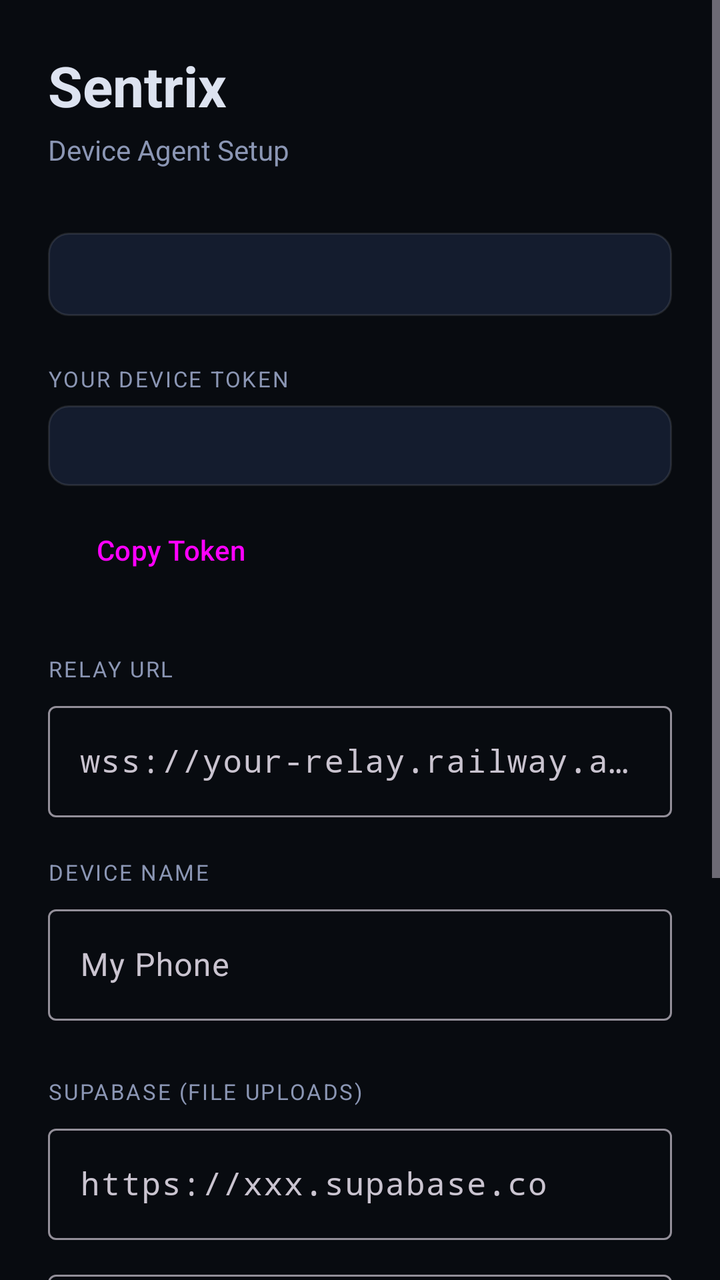
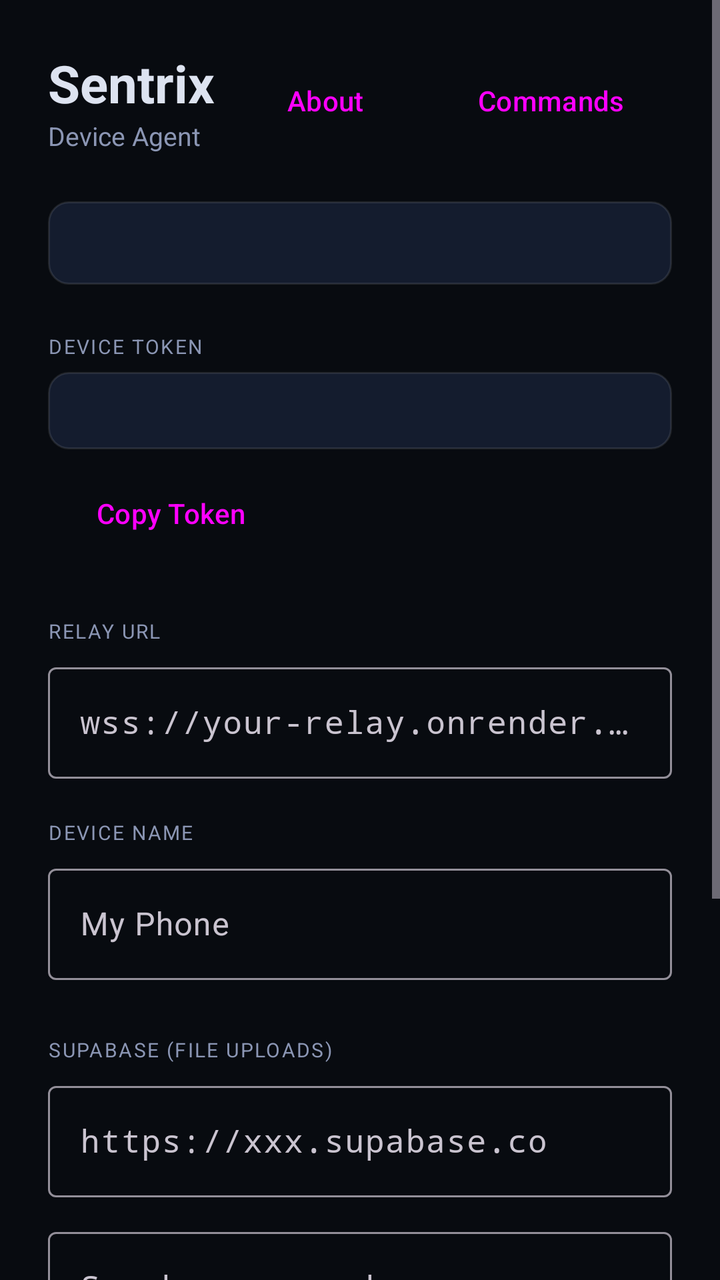

Screens rendered from an Android XML layout before and after an edit, with the pre-edit source and the edit as a unified diff.
<!-- AndroidManifest.xml: application theme Theme.Sentrix -->
<!-- res/layout/activity_setup.xml -->
<?xml version="1.0" encoding="utf-8"?>
<ScrollView xmlns:android="http://schemas.android.com/apk/res/android"
    xmlns:app="http://schemas.android.com/apk/res-auto"
    android:layout_width="match_parent"
    android:layout_height="match_parent"
    android:background="@color/bg"
    android:fillViewport="true">

    <LinearLayout
        android:layout_width="match_parent"
        android:layout_height="wrap_content"
        android:orientation="vertical"
        android:padding="24dp">

        
        <TextView
            android:layout_width="wrap_content"
            android:layout_height="wrap_content"
            android:text="Sentrix"
            android:textSize="28sp"
            android:textColor="@color/text_primary"
            android:textStyle="bold"
            android:layout_marginBottom="4dp"/>

        <TextView
            android:layout_width="wrap_content"
            android:layout_height="wrap_content"
            android:text="Device Agent Setup"
            android:textSize="14sp"
            android:textColor="@color/text_secondary"
            android:layout_marginBottom="32dp"/>

        
        <TextView
            android:id="@+id/textRootStatus"
            android:layout_width="match_parent"
            android:layout_height="wrap_content"
            android:textSize="13sp"
            android:padding="12dp"
            android:background="@drawable/bg_card"
            android:layout_marginBottom="24dp"/>

        
        <TextView
            android:layout_width="wrap_content"
            android:layout_height="wrap_content"
            android:text="YOUR DEVICE TOKEN"
            android:textSize="11sp"
            android:textColor="@color/text_secondary"
            android:letterSpacing="0.08"
            android:layout_marginBottom="6dp"/>

        <TextView
            android:id="@+id/textToken"
            android:layout_width="match_parent"
            android:layout_height="wrap_content"
            android:textSize="12sp"
            android:textColor="@color/text_primary"
            android:fontFamily="monospace"
            android:padding="12dp"
            android:background="@drawable/bg_card"
            android:layout_marginBottom="8dp"/>

        <Button
            android:id="@+id/btnCopyToken"
            style="@style/Widget.Material3.Button.OutlinedButton"
            android:layout_width="wrap_content"
            android:layout_height="wrap_content"
            android:text="Copy Token"
            android:layout_marginBottom="28dp"/>

        
        <TextView
            android:layout_width="wrap_content"
            android:layout_height="wrap_content"
            android:text="RELAY URL"
            android:textSize="11sp"
            android:textColor="@color/text_secondary"
            android:letterSpacing="0.08"
            android:layout_marginBottom="6dp"/>

        <com.google.android.material.textfield.TextInputLayout
            android:layout_width="match_parent"
            android:layout_height="wrap_content"
            android:hint="wss://your-relay.railway.app"
            style="@style/Widget.Material3.TextInputLayout.OutlinedBox"
            android:layout_marginBottom="20dp">
            <com.google.android.material.textfield.TextInputEditText
                android:id="@+id/inputRelayUrl"
                android:layout_width="match_parent"
                android:layout_height="wrap_content"
                android:inputType="textUri"
                android:fontFamily="monospace"/>
        </com.google.android.material.textfield.TextInputLayout>

        
        <TextView
            android:layout_width="wrap_content"
            android:layout_height="wrap_content"
            android:text="DEVICE NAME"
            android:textSize="11sp"
            android:textColor="@color/text_secondary"
            android:letterSpacing="0.08"
            android:layout_marginBottom="6dp"/>

        <com.google.android.material.textfield.TextInputLayout
            android:layout_width="match_parent"
            android:layout_height="wrap_content"
            android:hint="My Phone"
            style="@style/Widget.Material3.TextInputLayout.OutlinedBox"
            android:layout_marginBottom="28dp">
            <com.google.android.material.textfield.TextInputEditText
                android:id="@+id/inputDeviceName"
                android:layout_width="match_parent"
                android:layout_height="wrap_content"
                android:inputType="text"/>
        </com.google.android.material.textfield.TextInputLayout>

        
        <TextView
            android:layout_width="wrap_content"
            android:layout_height="wrap_content"
            android:text="SUPABASE (FILE UPLOADS)"
            android:textSize="11sp"
            android:textColor="@color/text_secondary"
            android:letterSpacing="0.08"
            android:layout_marginBottom="6dp"/>

        <com.google.android.material.textfield.TextInputLayout
            android:layout_width="match_parent"
            android:layout_height="wrap_content"
            android:hint="https://xxx.supabase.co"
            style="@style/Widget.Material3.TextInputLayout.OutlinedBox"
            android:layout_marginBottom="12dp">
            <com.google.android.material.textfield.TextInputEditText
                android:id="@+id/inputSupabaseUrl"
                android:layout_width="match_parent"
                android:layout_height="wrap_content"
                android:inputType="textUri"
                android:fontFamily="monospace"/>
        </com.google.android.material.textfield.TextInputLayout>

        <com.google.android.material.textfield.TextInputLayout
            android:layout_width="match_parent"
            android:layout_height="wrap_content"
            android:hint="Supabase anon key"
            style="@style/Widget.Material3.TextInputLayout.OutlinedBox"
            android:layout_marginBottom="28dp">
            <com.google.android.material.textfield.TextInputEditText
                android:id="@+id/inputSupabaseKey"
                android:layout_width="match_parent"
                android:layout_height="wrap_content"
                android:inputType="textPassword"
                android:fontFamily="monospace"/>
        </com.google.android.material.textfield.TextInputLayout>

        
        <Button
            android:id="@+id/btnSave"
            android:layout_width="match_parent"
            android:layout_height="56dp"
            android:text="Save &amp; Start Agent"
            android:textSize="15sp"
            android:layout_marginBottom="20dp"/>

        
        <LinearLayout
            android:layout_width="match_parent"
            android:layout_height="wrap_content"
            android:orientation="horizontal"
            android:gravity="center_vertical"
            android:padding="16dp"
            android:background="@drawable/bg_card">

            <LinearLayout
                android:layout_width="0dp"
                android:layout_height="wrap_content"
                android:layout_weight="1"
                android:orientation="vertical">

                <TextView
                    android:layout_width="wrap_content"
                    android:layout_height="wrap_content"
                    android:text="Agent Enabled"
                    android:textColor="@color/text_primary"
                    android:textSize="15sp"/>

                <TextView
                    android:id="@+id/textStatus"
                    android:layout_width="wrap_content"
                    android:layout_height="wrap_content"
                    android:text="Agent: Stopped"
                    android:textSize="12sp"
                    android:textColor="@color/text_secondary"/>
            </LinearLayout>

            <com.google.android.material.switchmaterial.SwitchMaterial
                android:id="@+id/switchAgent"
                android:layout_width="wrap_content"
                android:layout_height="wrap_content"/>
        </LinearLayout>

        <View android:layout_height="32dp" android:layout_width="match_parent"/>

    </LinearLayout>
</ScrollView>
<!-- resources referenced by this layout -->
<resources>
  <color name="bg">#080B10</color>
  <color name="text_primary">#DDE3F0</color>
  <color name="text_secondary">#8B96B4</color>
  <!-- drawable bg_card (drawable) -->
  <?xml version="1.0" encoding="utf-8"?>
  <shape xmlns:android="http://schemas.android.com/apk/res/android"
      android:shape="rectangle">
      <solid android:color="@color/surface2" />
      <corners android:radius="10dp" />
      <stroke android:width="1dp" android:color="#1AFFFFFF" />
  </shape>
  <style name="Theme.Sentrix" parent="Theme.Material3.Dark">
          <item name="colorPrimary">@color/accent</item>
          <item name="colorPrimaryVariant">@color/surface2</item>
          <item name="colorOnPrimary">@color/text_primary</item>
          <item name="colorSurface">@color/surface</item>
          <item name="android:colorBackground">@color/bg</item>
          <item name="colorOnBackground">@color/text_primary</item>
          <item name="android:statusBarColor">@color/bg</item>
          <item name="android:navigationBarColor">@color/bg</item>
      </style>
  <color name="surface2">#141C2E</color>
  <color name="accent">#3B82F6</color>
  <color name="surface">#0E1420</color>
</resources>

<!-- the commit's change to res/layout/activity_setup.xml (unified diff, before → after) -->
@@ -1,6 +1,5 @@
 <?xml version="1.0" encoding="utf-8"?>
 <ScrollView xmlns:android="http://schemas.android.com/apk/res/android"
-    xmlns:app="http://schemas.android.com/apk/res-auto"
     android:layout_width="match_parent"
     android:layout_height="match_parent"
     android:background="@color/bg"
@@ -13,22 +12,52 @@
         android:padding="24dp">
 
         
-        <TextView
-            android:layout_width="wrap_content"
-            android:layout_height="wrap_content"
-            android:text="Sentrix"
-            android:textSize="28sp"
-            android:textColor="@color/text_primary"
-            android:textStyle="bold"
-            android:layout_marginBottom="4dp"/>
-
-        <TextView
-            android:layout_width="wrap_content"
-            android:layout_height="wrap_content"
-            android:text="Device Agent Setup"
-            android:textSize="14sp"
-            android:textColor="@color/text_secondary"
-            android:layout_marginBottom="32dp"/>
+        <LinearLayout
+            android:layout_width="match_parent"
+            android:layout_height="wrap_content"
+            android:orientation="horizontal"
+            android:gravity="center_vertical"
+            android:layout_marginBottom="24dp">
+
+            <LinearLayout
+                android:layout_width="0dp"
+                android:layout_height="wrap_content"
+                android:layout_weight="1"
+                android:orientation="vertical">
+
+                <TextView
+                    android:layout_width="wrap_content"
+                    android:layout_height="wrap_content"
+                    android:text="Sentrix"
+                    android:textSize="26sp"
+                    android:textColor="@color/text_primary"
+                    android:textStyle="bold"/>
+
+                <TextView
+                    android:layout_width="wrap_content"
+                    android:layout_height="wrap_content"
+                    android:text="Device Agent"
+                    android:textSize="13sp"
+                    android:textColor="@color/text_secondary"/>
+            </LinearLayout>
+
+            
+            <Button
+                android:id="@+id/btnAbout"
+                style="@style/Widget.Material3.Button.OutlinedButton"
+                android:layout_width="wrap_content"
+                android:layout_height="wrap_content"
+                android:text="About"
+                android:layout_marginEnd="8dp"/>
+
+            
+            <Button
+                android:id="@+id/btnCommands"
+                style="@style/Widget.Material3.Button.OutlinedButton"
+                android:layout_width="wrap_content"
+                android:layout_height="wrap_content"
+                android:text="Commands"/>
+        </LinearLayout>
 
         
         <TextView
@@ -44,17 +73,17 @@
         <TextView
             android:layout_width="wrap_content"
             android:layout_height="wrap_content"
-            android:text="YOUR DEVICE TOKEN"
+            android:text="DEVICE TOKEN"
+            android:textSize="10sp"
+            android:textColor="@color/text_secondary"
+            android:letterSpacing="0.08"
+            android:layout_marginBottom="6dp"/>
+
+        <TextView
+            android:id="@+id/textToken"
+            android:layout_width="match_parent"
+            android:layout_height="wrap_content"
             android:textSize="11sp"
-            android:textColor="@color/text_secondary"
-            android:letterSpacing="0.08"
-            android:layout_marginBottom="6dp"/>
-
-        <TextView
-            android:id="@+id/textToken"
-            android:layout_width="match_parent"
-            android:layout_height="wrap_content"
-            android:textSize="12sp"
             android:textColor="@color/text_primary"
             android:fontFamily="monospace"
             android:padding="12dp"
@@ -74,15 +103,15 @@
             android:layout_width="wrap_content"
             android:layout_height="wrap_content"
             android:text="RELAY URL"
-            android:textSize="11sp"
-            android:textColor="@color/text_secondary"
-            android:letterSpacing="0.08"
-            android:layout_marginBottom="6dp"/>
-
-        <com.google.android.material.textfield.TextInputLayout
-            android:layout_width="match_parent"
-            android:layout_height="wrap_content"
-            android:hint="wss://your-relay.railway.app"
+            android:textSize="10sp"
+            android:textColor="@color/text_secondary"
+            android:letterSpacing="0.08"
+            android:layout_marginBottom="6dp"/>
+
+        <com.google.android.material.textfield.TextInputLayout
+            android:layout_width="match_parent"
+            android:layout_height="wrap_content"
+            android:hint="wss://your-relay.onrender.com"
             style="@style/Widget.Material3.TextInputLayout.OutlinedBox"
             android:layout_marginBottom="20dp">
             <com.google.android.material.textfield.TextInputEditText
@@ -98,7 +127,7 @@
             android:layout_width="wrap_content"
             android:layout_height="wrap_content"
             android:text="DEVICE NAME"
-            android:textSize="11sp"
+            android:textSize="10sp"
             android:textColor="@color/text_secondary"
             android:letterSpacing="0.08"
             android:layout_marginBottom="6dp"/>
@@ -121,7 +150,7 @@
             android:layout_width="wrap_content"
             android:layout_height="wrap_content"
             android:text="SUPABASE (FILE UPLOADS)"
-            android:textSize="11sp"
+            android:textSize="10sp"
             android:textColor="@color/text_secondary"
             android:letterSpacing="0.08"
             android:layout_marginBottom="6dp"/>
